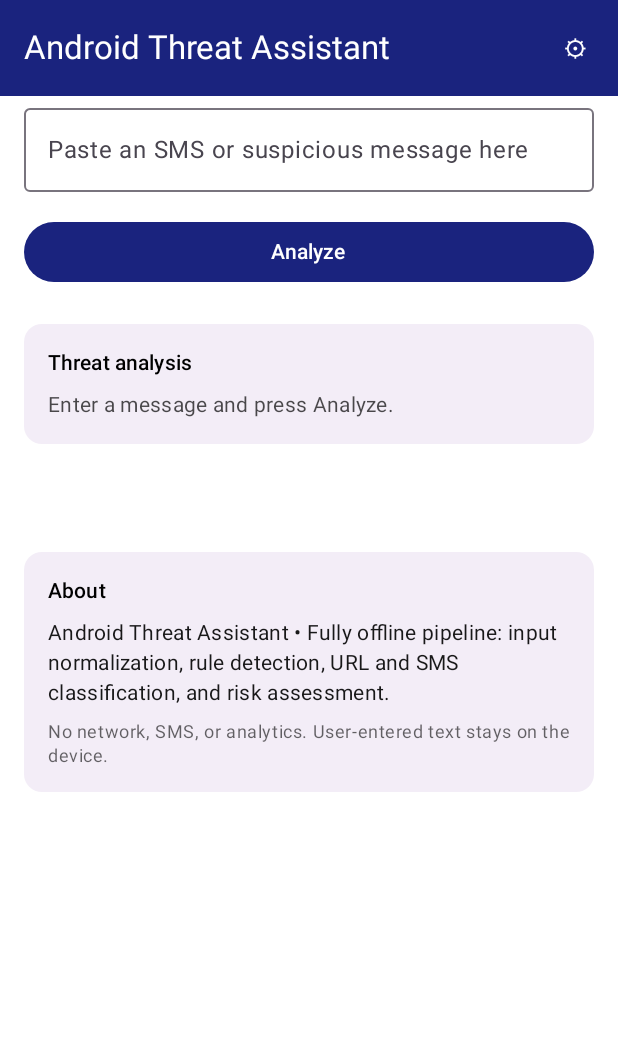
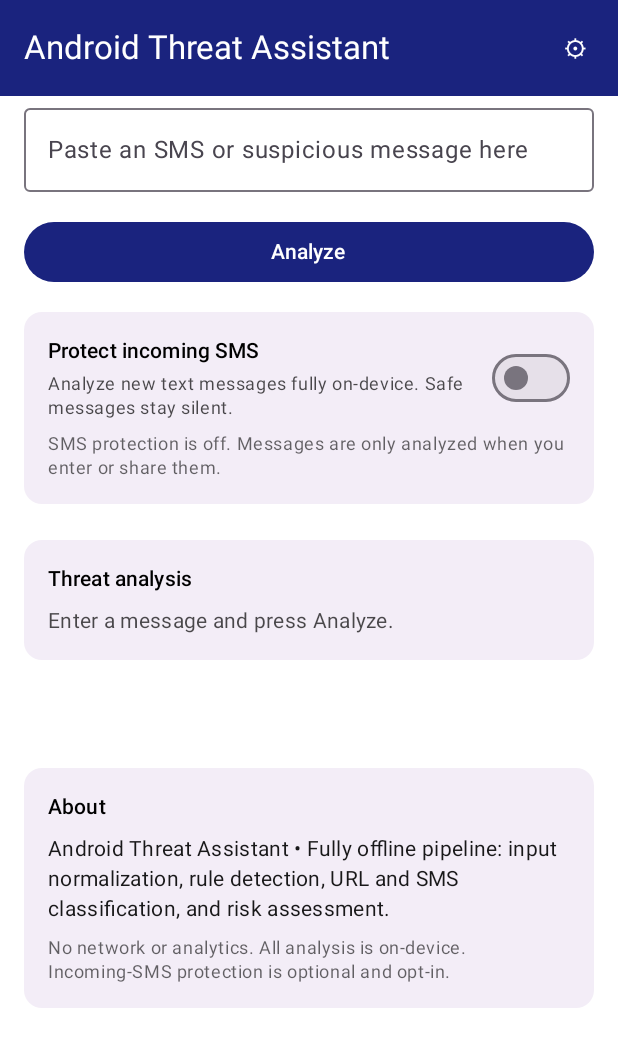
Before and after one commit to pareshvpk/Phase, an Android app built with Jetpack Compose: the screen it shows after launch (MainActivity), on a phone screen of 412 x 824 dp. Shown: the top 1047 px of the screen. Run offline under Robolectric (Android 15) with nearby library versions, the phone set to English and light mode, and no system bars.

Commit message:
Add opt-in incoming SMS threat alerts
Receiver analyzes incoming SMS on-device via shared ThreatAnalyzer and posts a
notification only for HIGH_RISK/SUSPICIOUS verdicts; safe messages are silent.

```diff
--- a/app/src/main/java/com/arm/threatassistant/MainActivity.kt
+++ b/app/src/main/java/com/arm/threatassistant/MainActivity.kt
@@ -10,10 +10,16 @@ import androidx.compose.runtime.setValue
 import com.arm.threatassistant.domain.adapters.ProcessTextAdapter
 import com.arm.threatassistant.domain.adapters.ShareSheetAdapter
 import com.arm.threatassistant.domain.model.AnalysisInput
+import com.arm.threatassistant.domain.model.InputSource
 import com.arm.threatassistant.presentation.screens.ThreatAssistantScreen
 import com.arm.threatassistant.presentation.theme.ThreatAssistantTheme
 
 class MainActivity : ComponentActivity() {
+
+    companion object {
+        /** Marks an ACTION_SEND intent that originated from an SMS alert. */
+        const val EXTRA_FROM_SMS_ALERT = "com.arm.threatassistant.extra.FROM_SMS_ALERT"
+    }
 
     private var ingestedInput by mutableStateOf<IngestedInput?>(null)
     private var ingestRequestId = 0L
@@ -49,6 +55,13 @@ class MainActivity : ComponentActivity() {
 
         val adapted = when (intent.action) {
             Intent.ACTION_SEND -> ShareSheetAdapter().adaptFromIntent(intent)
+                ?.let { input ->
+                    if (intent.getBooleanExtra(EXTRA_FROM_SMS_ALERT, false)) {
+                        input.copy(source = InputSource.SMS)
+                    } else {
+                        input
+                    }
+                }
             Intent.ACTION_PROCESS_TEXT -> ProcessTextAdapter().adaptFromIntent(intent)
             else -> null
         } ?: return
--- a/app/src/main/java/com/arm/threatassistant/domain/model/InputSource.kt
+++ b/app/src/main/java/com/arm/threatassistant/domain/model/InputSource.kt
@@ -3,11 +3,12 @@ package com.arm.threatassistant.domain.model
 /**
  * Identifies how an [AnalysisInput] was provided to the application.
  *
- * Phase 2 supports three ingestion paths: manual entry/paste, the Android
- * share sheet (ACTION_SEND) and Process Text (ACTION_PROCESS_TEXT).
+ * Supports manual entry/paste, the Android share sheet (ACTION_SEND), Process
+ * Text (ACTION_PROCESS_TEXT) and opt-in incoming SMS protection.
  */
 enum class InputSource {
     MANUAL,
     SHARE_SHEET,
-    PROCESS_TEXT
+    PROCESS_TEXT,
+    SMS
 }
--- /dev/null
+++ b/app/src/main/java/com/arm/threatassistant/presentation/components/SmsProtectionCard.kt
@@ -0,0 +1,136 @@
+package com.arm.threatassistant.presentation.components
+
+import android.Manifest
+import android.content.pm.PackageManager
+import android.os.Build
+import androidx.activity.compose.rememberLauncherForActivityResult
+import androidx.activity.result.contract.ActivityResultContracts
+import androidx.compose.foundation.layout.Column
+import androidx.compose.foundation.layout.Row
+import androidx.compose.foundation.layout.Spacer
+import androidx.compose.foundation.layout.fillMaxWidth
+import androidx.compose.foundation.layout.height
+import androidx.compose.foundation.layout.padding
+import androidx.compose.foundation.layout.width
+import androidx.compose.material3.Card
+import androidx.compose.material3.CardDefaults
+import androidx.compose.material3.MaterialTheme
+import androidx.compose.material3.Switch
+import androidx.compose.material3.Text
+import androidx.compose.runtime.Composable
+import androidx.compose.runtime.LaunchedEffect
+import androidx.compose.runtime.getValue
+import androidx.compose.runtime.mutableStateOf
+import androidx.compose.runtime.remember
+import androidx.compose.runtime.setValue
+import androidx.compose.ui.Alignment
+import androidx.compose.ui.Modifier
+import androidx.compose.ui.platform.LocalContext
+import androidx.compose.ui.res.stringResource
+import androidx.compose.ui.unit.dp
+import androidx.core.content.ContextCompat
+import com.arm.threatassistant.R
+import com.arm.threatassistant.sms.SmsProtectionPreferences
+
+/**
+ * Opt-in card for incoming-SMS protection.
+ *
+ * Enabling requests RECEIVE_SMS (and POST_NOTIFICATIONS on API 33+). The
+ * preference is only stored when RECEIVE_SMS is granted, so the receiver can
+ * never be enabled without the required permission.
+ */
+@Composable
+fun SmsProtectionCard(modifier: Modifier = Modifier) {
+    val context = LocalContext.current
+
+    fun hasReceiveSmsPermission(): Boolean {
+        return ContextCompat.checkSelfPermission(
+            context,
+            Manifest.permission.RECEIVE_SMS
+        ) == PackageManager.PERMISSION_GRANTED
+    }
+
+    var enabled by remember {
+        mutableStateOf(SmsProtectionPreferences.isEnabled(context) && hasReceiveSmsPermission())
+    }
+    var permissionDenied by remember { mutableStateOf(false) }
+
+    // Keep the stored opt-in consistent with the actual permission state.
+    LaunchedEffect(Unit) {
+        if (!hasReceiveSmsPermission() && SmsProtectionPreferences.isEnabled(context)) {
+            SmsProtectionPreferences.setEnabled(context, false)
+        }
+    }
+
+    val permissionLauncher = rememberLauncherForActivityResult(
+        ActivityResultContracts.RequestMultiplePermissions()
+    ) { grants ->
+        val granted = grants[Manifest.permission.RECEIVE_SMS] == true
+        enabled = granted
+        permissionDenied = !granted
+        SmsProtectionPreferences.setEnabled(context, granted)
+    }
+
+    fun requestPermissions() {
+        val permissions = buildList {
+            add(Manifest.permission.RECEIVE_SMS)
+            if (Build.VERSION.SDK_INT >= Build.VERSION_CODES.TIRAMISU) {
+                add(Manifest.permission.POST_NOTIFICATIONS)
+            }
+        }
+        permissionLauncher.launch(permissions.toTypedArray())
+    }
+
+    Card(
+        modifier = modifier.fillMaxWidth(),
+        colors = CardDefaults.cardColors(
+            containerColor = MaterialTheme.colorScheme.surfaceContainer
+        )
+    ) {
+        Column(modifier = Modifier.padding(16.dp)) {
+            Row(
+                modifier = Modifier.fillMaxWidth(),
+                verticalAlignment = Alignment.CenterVertically
+            ) {
+                Column(modifier = Modifier.weight(1f)) {
+                    Text(
+                        text = stringResource(R.string.sms_protection_title),
+                        style = MaterialTheme.typography.titleSmall,
+                        color = MaterialTheme.colorScheme.onSurface
+                    )
+                    Spacer(modifier = Modifier.height(4.dp))
+                    Text(
+                        text = stringResource(R.string.sms_protection_description),
+                        style = MaterialTheme.typography.bodySmall,
+                        color = MaterialTheme.colorScheme.onSurface.copy(alpha = 0.7f)
+                    )
+                }
+                Spacer(modifier = Modifier.width(12.dp))
+                Switch(
+                    checked = enabled,
+                    onCheckedChange = { checked ->
+                        if (checked) {
+                            requestPermissions()
+                        } else {
+                            enabled = false
+                            permissionDenied = false
+                            SmsProtectionPreferences.setEnabled(context, false)
+                        }
+                    }
+                )
+            }
+            Spacer(modifier = Modifier.height(8.dp))
+            Text(
+                text = stringResource(
+                    when {
+                        permissionDenied -> R.string.sms_protection_permission_denied
+                        enabled -> R.string.sms_protection_enabled
+                        else -> R.string.sms_protection_disabled
+                    }
+                ),
+                style = MaterialTheme.typography.bodySmall,
+                color = MaterialTheme.colorScheme.onSurface.copy(alpha = 0.6f)
+            )
+        }
+    }
+}
--- /dev/null
+++ b/app/src/main/java/com/arm/threatassistant/sms/SmsProtectionPreferences.kt
@@ -0,0 +1,26 @@
+package com.arm.threatassistant.sms
+
+import android.content.Context
+
+/**
+ * Persists the user's opt-in choice for incoming-SMS protection.
+ *
+ * Only this single boolean is stored. Message content is never persisted.
+ */
+object SmsProtectionPreferences {
+
+    private const val PREFS_NAME = "sms_protection"
+    const val KEY_ENABLED = "sms_protection_enabled"
+
+    fun isEnabled(context: Context): Boolean {
+        return context.getSharedPreferences(PREFS_NAME, Context.MODE_PRIVATE)
+            .getBoolean(KEY_ENABLED, false)
+    }
+
+    fun setEnabled(context: Context, enabled: Boolean) {
+        context.getSharedPreferences(PREFS_NAME, Context.MODE_PRIVATE)
+            .edit()
+            .putBoolean(KEY_ENABLED, enabled)
+            .apply()
+    }
+}
--- a/app/src/main/res/values/strings.xml
+++ b/app/src/main/res/values/strings.xml
@@ -6,7 +6,7 @@
     <string name="status_analyzing">Analyzing&#8230;</string>
     <string name="section_app_info">About</string>
     <string name="app_info_body">Android Threat Assistant &#8226; Fully offline pipeline: input normalization, rule detection, URL and SMS classification, and risk assessment.</string>
-    <string name="privacy_note">No network, SMS, or analytics. User-entered text stays on the device.</string>
+    <string name="privacy_note">No network or analytics. All analysis is on-device. Incoming-SMS protection is optional and opt-in.</string>
     <string name="content_description_analyze_button">Start analyzing the entered message</string>
     <string name="content_description_result_area">Threat analysis result</string>
     <string name="section_normalized_preview">Normalized input preview</string>
@@ -14,6 +14,7 @@
     <string name="section_extracted_phones">Extracted phone numbers</string>
     <string name="section_normalization_warnings">Normalization warnings</string>
     <string name="info_input_source">Input received via share sheet or process text.</string>
+    <string name="info_input_source_sms">Input received from an SMS threat alert.</string>
     <string name="section_rule_detection_title">Rule detection signals (development)</string>
     <string name="content_description_rule_detection">Rule detection signals</string>
     <string name="section_sms_classifier_title">SMS classifier signals (development)</string>
@@ -29,12 +30,22 @@
     <string name="settings_title">Settings &amp; Privacy</string>
     <string name="settings_privacy_title">Privacy &amp; Data Handling</string>
     <string name="privacy_no_network">No network requests. All analysis runs entirely on the device.</string>
-    <string name="privacy_no_sms_permission">No READ_SMS or RECEIVE_SMS permissions. Messages are never read from the SMS inbox.</string>
+    <string name="privacy_no_sms_permission">SMS protection is optional and off by default. When enabled, incoming SMS is analyzed on-device only and never stored or uploaded.</string>
     <string name="privacy_no_analytics">No analytics and no message-content logging.</string>
-    <string name="privacy_local_processing">User-entered text stays on the device. Nothing is uploaded to a server.</string>
+    <string name="privacy_local_processing">User-entered and received text stays on the device. Nothing is uploaded to a server.</string>
     <string name="privacy_no_url_auto_open">Extracted links are never opened or executed automatically.</string>
     <string name="privacy_original_preserved">The original message is always preserved; nothing is silently modified.</string>
     <string name="settings_permissions_title">Permissions</string>
-    <string name="settings_permissions_body">This app requests no permissions at all: no INTERNET, no SMS, no storage access. All analysis runs locally.</string>
+    <string name="settings_permissions_body">RECEIVE_SMS and POST_NOTIFICATIONS are optional and only used for the opt-in SMS protection feature. The app requests no INTERNET or storage access, and all analysis runs locally.</string>
     <string name="settings_app_version">Android Threat Assistant v1.0.0</string>
+    <string name="sms_protection_title">Protect incoming SMS</string>
+    <string name="sms_protection_description">Analyze new text messages fully on-device. Safe messages stay silent.</string>
+    <string name="sms_protection_enabled">SMS protection is on. Suspicious messages will trigger a local alert.</string>
+    <string name="sms_protection_disabled">SMS protection is off. Messages are only analyzed when you enter or share them.</string>
+    <string name="sms_protection_permission_denied">SMS permission is required to protect incoming messages.</string>
+    <string name="sms_alert_channel_name">SMS threat alerts</string>
+    <string name="sms_alert_channel_description">Alerts for suspicious or high-risk incoming text messages.</string>
+    <string name="sms_alert_title">Possible scam SMS from %1$s</string>
+    <string name="sms_alert_text">Do not open links, reply, or share OTPs. Verdict: %1$s</string>
+    <string name="sms_alert_unknown_sender">unknown sender</string>
 </resources>
```
Also changed, not shown: app/src/main/AndroidManifest.xml (+16 -0 lines), app/src/main/java/com/arm/threatassistant/domain/ThreatAnalyzer.kt (added, +89 -0 lines), app/src/main/java/com/arm/threatassistant/presentation/screens/MainScreen.kt (+10 -0 lines), app/src/main/java/com/arm/threatassistant/presentation/screens/ThreatAssistantScreen.kt (+10 -0 lines), app/src/main/java/com/arm/threatassistant/presentation/viewmodel/ThreatAnalysisViewModel.kt (+19 -61 lines), app/src/main/java/com/arm/threatassistant/sms/IncomingSmsReceiver.kt (added, +56 -0 lines), app/src/main/java/com/arm/threatassistant/sms/SmsAlertNotifier.kt (added, +121 -0 lines), app/src/main/java/com/arm/threatassistant/sms/SmsAlertPolicy.kt (added, +18 -0 lines), app/src/main/res/drawable/ic_warning_sms.xml (added, +9 -0 lines), 3 other files.
